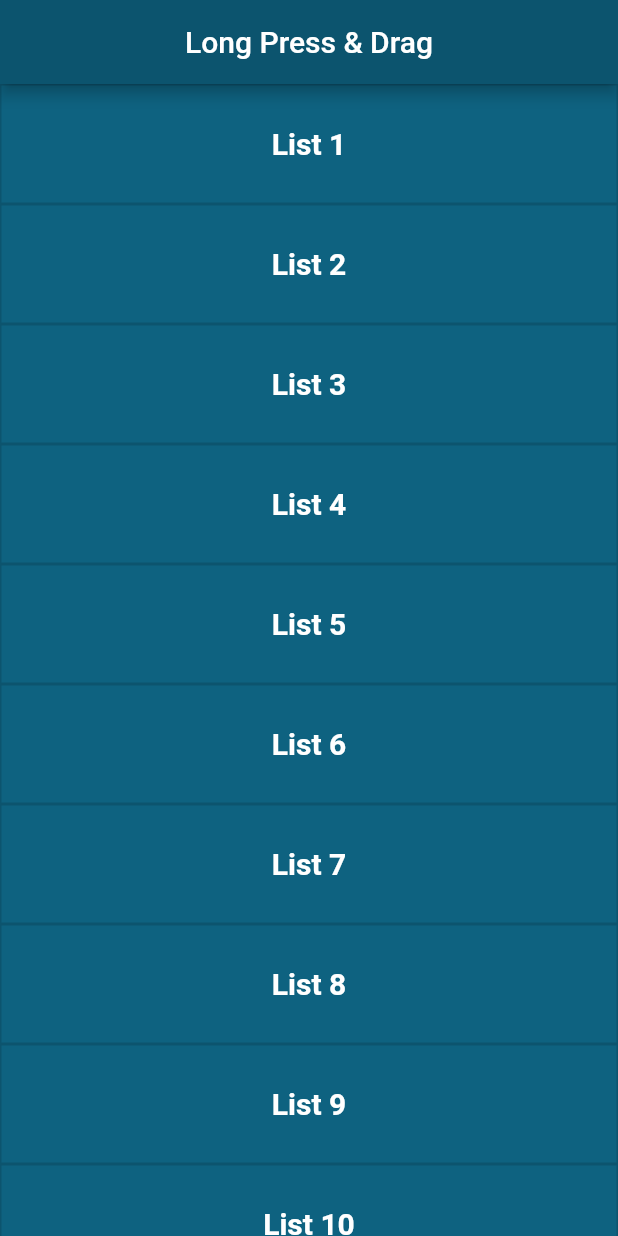
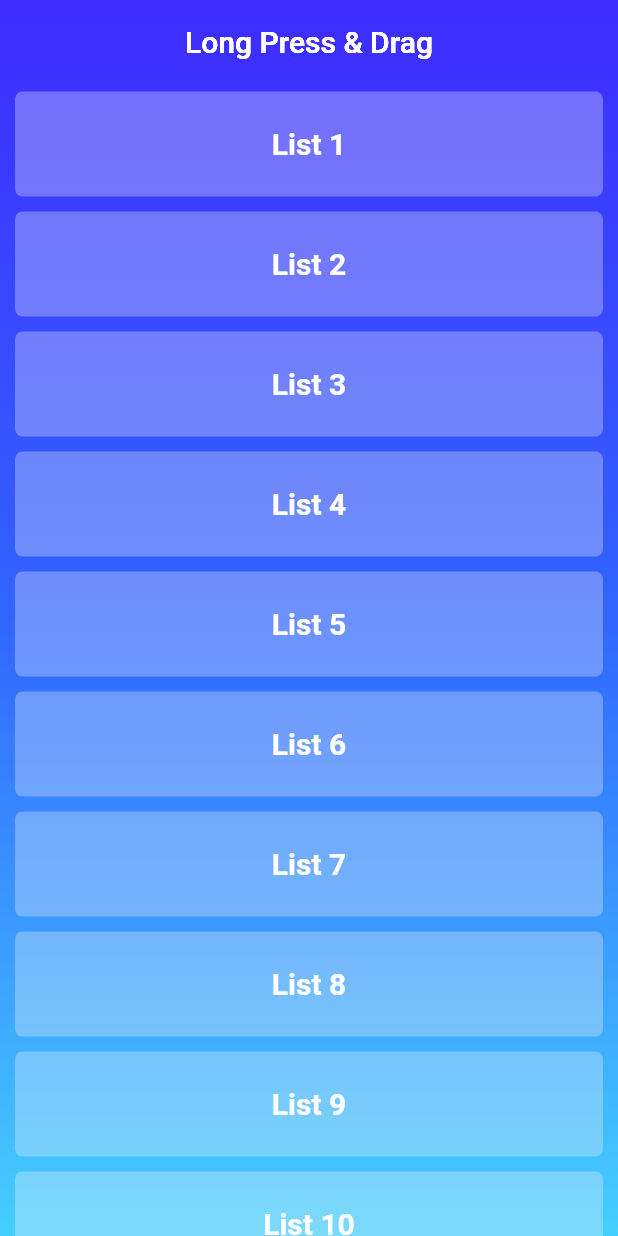
Before and after one commit to chocho-san/reorderable_list_view, a Flutter app: the screen it shows after launch, on a phone screen of 412 x 824 dp. Run offline on Flutter 3.47's test engine with Material 2 defaults, Android fonts, the phone set to English and light mode, and no system bars.

Commit message:
change color

```diff
--- a/lib/controller.dart
+++ b/lib/controller.dart
@@ -1,4 +1,5 @@
 import 'package:flutter/cupertino.dart';
+import 'package:reorderable_list/model.dart';
 
 class Controller with ChangeNotifier {
   List<Model> modelList = List.generate(
@@ -19,13 +20,3 @@ class Controller with ChangeNotifier {
     notifyListeners();
   }
 }
-
-class Model {
-  final String title;
-  final String key;
-
-  Model({
-    @required this.title,
-    @required this.key,
-  });
-}
--- a/lib/list_screen.dart
+++ b/lib/list_screen.dart
@@ -6,24 +6,59 @@ import 'package:reorderable_list/controller.dart';
 class SimpleScreen extends StatelessWidget {
   @override
   Widget build(BuildContext context) {
-    return Consumer<Controller>(builder: (_, controller, __) {
-      return Scaffold(
-        backgroundColor: Theme.of(context).primaryColor,
+    return Consumer<Controller>(
+      builder: (_, controller, __) {
+        return Stack(
+          children: [
+            Container(
+              decoration: BoxDecoration(
+                  gradient: LinearGradient(
+                begin: FractionalOffset.topCenter,
+                end: FractionalOffset.bottomCenter,
+                colors: [
+                  Color.fromARGB(255, 62, 43, 255),
+                  Color.fromARGB(255, 49, 101, 255),
+                  Color.fromARGB(255, 69, 207, 255),
+                ],
+              )),
+            ),
+            CustomScrollView(
+              slivers: [
+                SliverAppBar(
+                  backgroundColor: const Color(0x00000000),
+                  elevation: 0.0,
+                  centerTitle: true,
+                  stretch: true,
+                  title: Text('Long Press & Drag'),
+                ),
+              ],
+            ),
+            Scaffold(
+              backgroundColor: const Color(0x00000000),
               appBar: AppBar(
+                backgroundColor: const Color(0x00000000),
+                elevation: 0.0,
                 centerTitle: true,
                 title: Text('Long Press & Drag'),
               ),
-        body: Container(
+              body: Theme(
+                data: ThemeData(
+                  canvasColor: Colors.transparent,
+                ),
                 child: ReorderableListView(
                   onReorder: (a, b) {
                     controller.newList(a, b);
                   },
                   children: controller.modelList.map((model) {
                     return Container(
-                height: 80,
+                      margin: const EdgeInsets.symmetric(
+                          horizontal: 10.0, vertical: 5.0),
+                      padding: const EdgeInsets.symmetric(
+                          horizontal: 15.0, vertical: 10.0),
+                      height: 70,
                       decoration: BoxDecoration(
-                  color: Color.fromRGBO(14, 98, 128, 10),
-                  border: Border.all(color: Theme.of(context).primaryColor),
+                        color: Colors.grey.shade100.withOpacity(0.3),
+                        borderRadius: BorderRadius.circular(5.0),
                       ),
                       key: Key(model.key),
                       child: Center(
@@ -34,12 +69,16 @@ class SimpleScreen extends StatelessWidget {
                             fontWeight: FontWeight.bold,
                             color: Colors.white,
                           ),
-                )),
+                        ),
+                      ),
                     );
                   }).toList(),
                 ),
               ),
+            ),
+          ],
         );
-    });
+      },
+    );
   }
 }
--- a/lib/main.dart
+++ b/lib/main.dart
@@ -13,7 +13,8 @@ class MyApp extends StatelessWidget {
       debugShowCheckedModeBanner: false,
       title: 'List',
       theme:  ThemeData(
-          primaryColor: Color.fromRGBO(12,84,110, 1),
+        brightness: Brightness.dark,
+        primaryColorBrightness: Brightness.dark,
       ),
       home: ChangeNotifierProvider<Controller>(
         create: (_) => Controller(),
--- /dev/null
+++ b/lib/model.dart
@@ -0,0 +1,11 @@
+import 'package:flutter/cupertino.dart';
+
+class Model {
+  final String title;
+  final String key;
+
+  Model({
+    @required this.title,
+    @required this.key,
+  });
+}
```
Lines whose indentation alone changed are shown as unchanged.
